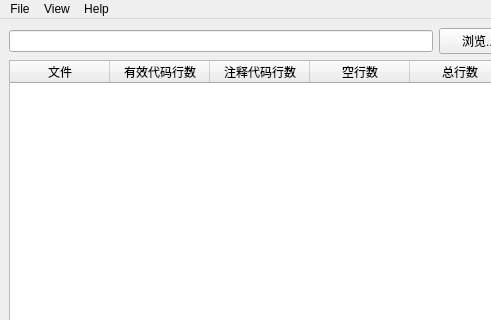
Qt form Code/Ui/codestatisticswindow.ui (coolweedman/CodeStatistics) before a commit; both pictures show x 0 to 491 and y 0 to 320 of the 614 by 417 pixel window.
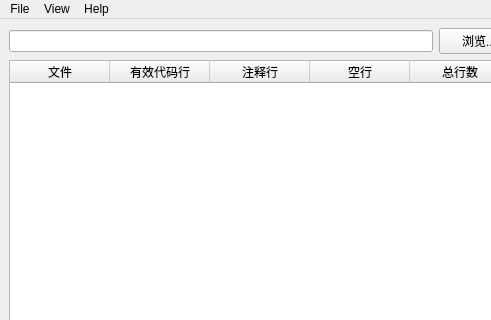
The same form after that commit.

Commit message: 修改扫描代码接口前备份

The edit to the form file:
```diff
--- a/Code/Ui/codestatisticswindow.ui
+++ b/Code/Ui/codestatisticswindow.ui
@@ -41,17 +41,17 @@
       </column>
       <column>
        <property name="text">
-        <string>有效代码行数</string>
+        <string>有效代码行</string>
        </property>
       </column>
       <column>
        <property name="text">
-        <string>注释代码行数</string>
+        <string>注释行</string>
        </property>
       </column>
       <column>
        <property name="text">
-        <string>空行数</string>
+        <string>空行</string>
        </property>
       </column>
       <column>
```
The commit also changes 9 other files.
